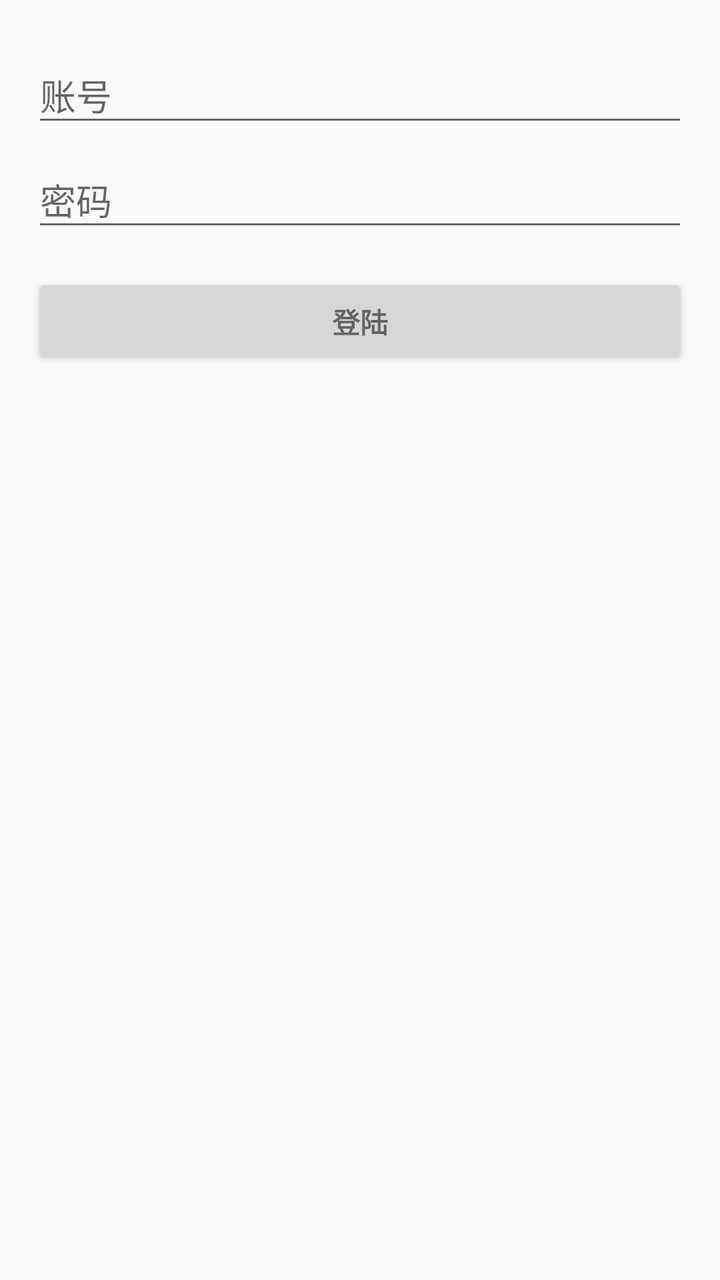
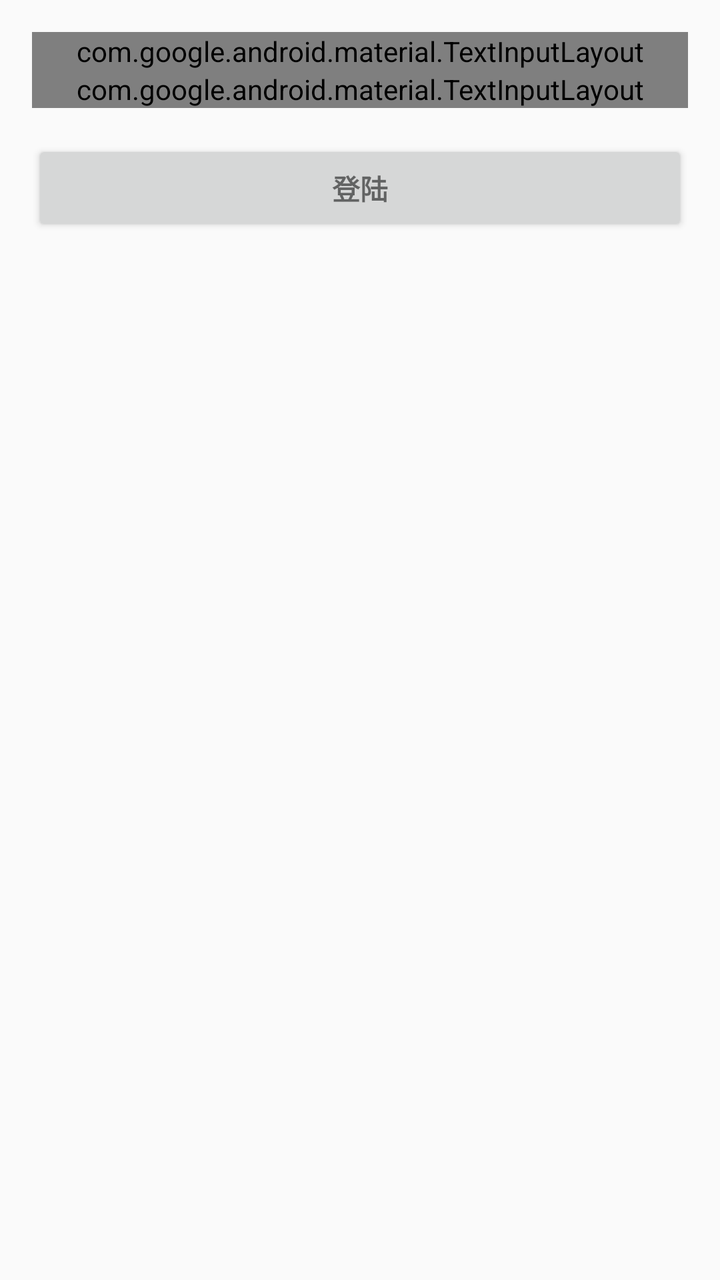

Before-and-after screenshots of an Android layout around one commit, followed by the original layout XML and the change that was made.
<!-- AndroidManifest.xml: application theme AppTheme -->
<!-- res/layout/activity_login.xml -->
<?xml version="1.0" encoding="utf-8"?>
<LinearLayout xmlns:android="http://schemas.android.com/apk/res/android"
    xmlns:tools="http://schemas.android.com/tools"
    android:layout_width="match_parent"
    android:layout_height="match_parent"
    android:gravity="center_horizontal"
    android:orientation="vertical"
    android:paddingBottom="@dimen/activity_vertical_margin"
    android:paddingLeft="@dimen/activity_horizontal_margin"
    android:paddingRight="@dimen/activity_horizontal_margin"
    android:paddingTop="@dimen/activity_vertical_margin"
    tools:context=".hkbc.login.LoginActivity">

    
    <ProgressBar
        android:id="@+id/login_progress"
        style="?android:attr/progressBarStyleLarge"
        android:layout_width="wrap_content"
        android:layout_height="wrap_content"
        android:layout_marginBottom="8dp"
        android:visibility="gone" />

    <ScrollView
        android:id="@+id/login_form"
        android:layout_width="match_parent"
        android:layout_height="match_parent">

        <LinearLayout
            android:id="@+id/email_login_form"
            android:layout_width="match_parent"
            android:layout_height="wrap_content"
            android:orientation="vertical">

            <android.support.design.widget.TextInputLayout
                android:layout_width="match_parent"
                android:layout_height="wrap_content">

                <AutoCompleteTextView
                    android:id="@+id/login_email"
                    android:layout_width="match_parent"
                    android:layout_height="wrap_content"
                    android:hint="@string/prompt_email"
                    android:inputType="textEmailAddress"
                    android:maxLines="1"
                    android:singleLine="true" />

            </android.support.design.widget.TextInputLayout>

            <android.support.design.widget.TextInputLayout
                android:layout_width="match_parent"
                android:layout_height="wrap_content">

                <EditText
                    android:id="@+id/password"
                    android:layout_width="match_parent"
                    android:layout_height="wrap_content"
                    android:hint="@string/prompt_password"
                    android:imeActionId="6"
                    android:imeActionLabel="@string/action_sign_in_short"
                    android:imeOptions="actionUnspecified"
                    android:inputType="textPassword"
                    android:maxLines="1"
                    android:singleLine="true" />

            </android.support.design.widget.TextInputLayout>

            <Button
                android:id="@+id/email_sign_in_button"
                style="?android:textAppearanceSmall"
                android:layout_width="match_parent"
                android:layout_height="wrap_content"
                android:layout_marginTop="16dp"
                android:text="@string/action_sign_in"
                android:textStyle="bold" />

        </LinearLayout>
    </ScrollView>
</LinearLayout>
<!-- resources referenced by this layout -->
<resources>
  <dimen name="activity_horizontal_margin">16dp</dimen>
  <dimen name="activity_vertical_margin">16dp</dimen>
  <string name="action_sign_in">登陆</string>
  <string name="action_sign_in_short">Sign in</string>
  <string name="prompt_email">账号</string>
  <string name="prompt_password">密码</string>
  <style name="AppTheme" parent="Theme.AppCompat.Light.DarkActionBar">
          
          <item name="colorPrimary">@color/colorPrimary</item>
          <item name="colorPrimaryDark">@color/colorPrimaryDark</item>
          <item name="colorAccent">@color/colorAccent</item>
      </style>
  <color name="colorPrimary">@color/primary</color>
  <color name="colorPrimaryDark">@color/primary_dark</color>
  <color name="colorAccent">@color/accent</color>
  <color name="primary">#607D8B</color>
  <color name="primary_dark">#455A64</color>
  <color name="accent">#FF5722</color>
</resources>

<!-- the commit's change to res/layout/activity_login.xml (unified diff, before → after) -->
@@ -31,7 +31,7 @@
             android:layout_height="wrap_content"
             android:orientation="vertical">
 
-            <android.support.design.widget.TextInputLayout
+            <com.google.android.material.TextInputLayout
                 android:layout_width="match_parent"
                 android:layout_height="wrap_content">
 
@@ -44,9 +44,9 @@
                     android:maxLines="1"
                     android:singleLine="true" />
 
-            </android.support.design.widget.TextInputLayout>
+            </com.google.android.material.TextInputLayout>
 
-            <android.support.design.widget.TextInputLayout
+            <com.google.android.material.TextInputLayout
                 android:layout_width="match_parent"
                 android:layout_height="wrap_content">
 
@@ -62,7 +62,7 @@
                     android:maxLines="1"
                     android:singleLine="true" />
 
-            </android.support.design.widget.TextInputLayout>
+            </com.google.android.material.TextInputLayout>
 
             <Button
                 android:id="@+id/email_sign_in_button"
